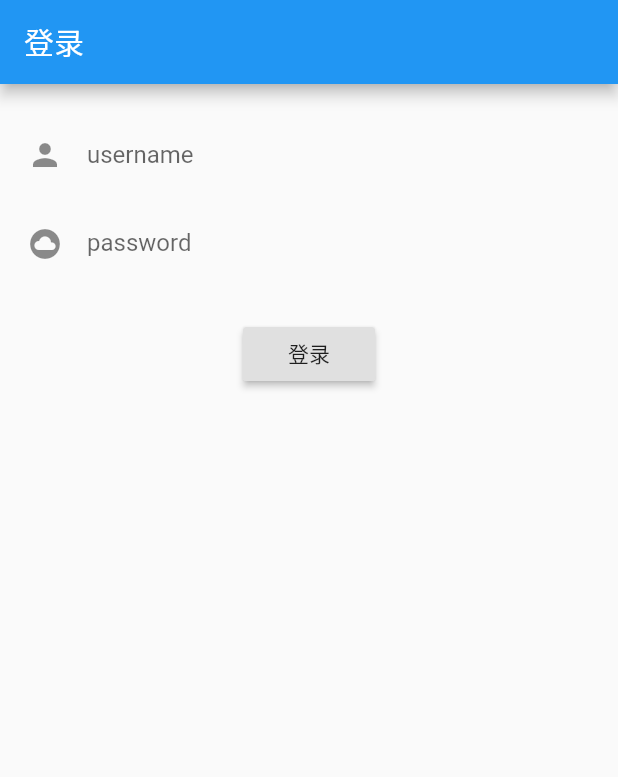
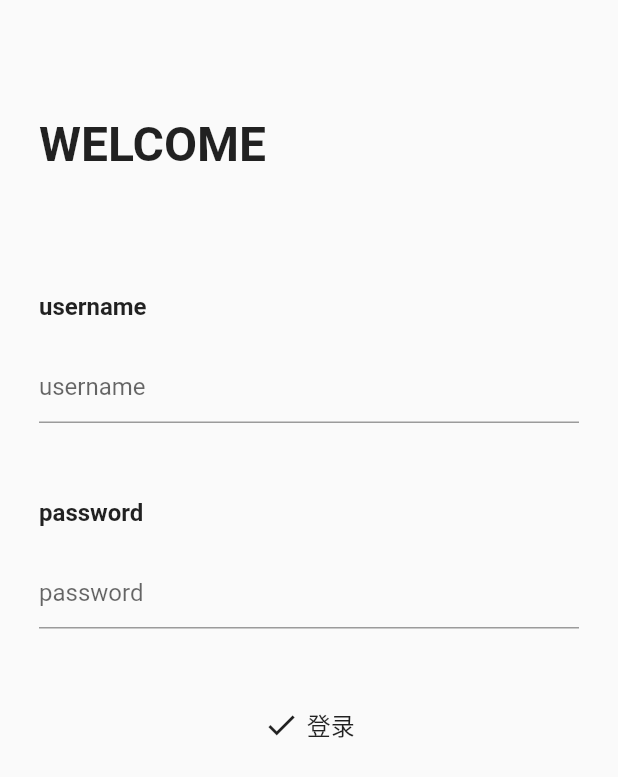
Before and after one commit to ZekunXu/ne_zha_yun_wei, a Flutter app: the screen it shows after launch, on a phone screen of 412 x 824 dp. Shown: the top 777 px of the screen. Run offline on Flutter 3.47's test engine with Material 2 defaults, Android fonts, the phone set to English and light mode, and no system bars; our stand-ins replace cookie_jar, dio, dio_cookie_manager, fluro, flutter_redux, fluttertoast and 1 more; missing offline and left inert: roslib; statements that could not run were skipped.

Commit message:
v0.0.20201206

```diff
--- a/lib/configs/configure_routes.dart
+++ b/lib/configs/configure_routes.dart
@@ -16,6 +16,5 @@ class MyRoutes {
 
     router.define(Routes.loginPage, handler: loginPageHandler);
     router.define(Routes.robotMainPage, handler: robotMainPageHandler);
-    router.define(Routes.newLoginPage, handler: newLoginPageHandler);
   }
 }
--- a/lib/main.dart
+++ b/lib/main.dart
@@ -1,4 +1,5 @@
 import 'package:dalu_robot/configs/configure_routes.dart';
+import 'package:dalu_robot/widgets/color_theme/my_theme.dart';
 import 'package:flutter/material.dart';
 import 'package:flutter_redux/flutter_redux.dart';
 import './pages/index.dart';
@@ -8,6 +9,7 @@ import 'package:fluro/fluro.dart';
 import './routers/routes.dart';
 import './routers/application.dart';
 import './services/session_service.dart';
+import 'widgets/color_theme/my_color.dart';
 
 void main() {
   runApp(MyApp());
@@ -57,7 +59,8 @@ class _MyAppState extends State<MyApp> {
         builder: (context, store) {
           return MaterialApp(
             debugShowCheckedModeBanner: false,
-            theme: store.state.themeState.themeData,
+            theme: ThemeData.light(),
+            darkTheme: myDarkTheme,
             home: IndexPage(),
             onGenerateRoute: Application.router.generator,
           );
--- a/lib/pages/index.dart
+++ b/lib/pages/index.dart
@@ -4,6 +4,7 @@ import 'package:flutter_redux/flutter_redux.dart';
 import './home/home.dart';
 import '../main_state.dart';
 import './me/me.dart';
+import './messages/message.dart';
 
 class IndexPage extends StatefulWidget {
   _IndexPageState createState() => _IndexPageState();
@@ -11,12 +12,14 @@ class IndexPage extends StatefulWidget {
 
 class _IndexPageState extends State<IndexPage> {
   final List<BottomNavigationBarItem> bottomNavigationBarItemList = [
-    BottomNavigationBarItem(icon: Icon(Icons.android), title: Text("首页")),
-    BottomNavigationBarItem(icon: Icon(Icons.person), title: Text("我的")),
+    BottomNavigationBarItem(icon: Icon(Icons.android), label: "首页"),
+    BottomNavigationBarItem(icon: Icon(Icons.message), label: "消息"),
+    BottomNavigationBarItem(icon: Icon(Icons.person), label: "我的"),
   ];
 
   final List<Widget> tabBodies = [
     HomePage(),
+    MessagePage(),
     MePage(),
   ];
 
@@ -29,12 +32,6 @@ class _IndexPageState extends State<IndexPage> {
         return store.state.sessionState.isLogin
             ? Scaffold(
           bottomNavigationBar: BottomNavigationBar(
-            unselectedIconTheme: IconThemeData(
-              color: Color.fromARGB(117, 117, 117, 1)
-            ),
-            selectedIconTheme: IconThemeData(
-              color: Color.fromARGB(63, 81, 181, 1)
-            ),
             items: this.bottomNavigationBarItemList,
             currentIndex: this.currentPageIndex,
             onTap: (int index){
--- a/lib/pages/session/login.dart
+++ b/lib/pages/session/login.dart
@@ -7,6 +7,8 @@ import '../../services/session_service.dart';
 import 'package:fluttertoast/fluttertoast.dart';
 import 'dart:convert';
 import '../index.dart';
+import '../../widgets/common_text_field.dart';
+import '../../widgets/common_button_with_icon.dart';
 
 
 class LoginPage extends StatefulWidget {
@@ -21,45 +23,60 @@ class _LoginPageState extends State<LoginPage> {
   Widget build(BuildContext context) {
 
     return Scaffold(
-      appBar: AppBar(
-        title: Text("登录"),
-      ),
-      body: SingleChildScrollView(
+      body: SafeArea(
+        child: SingleChildScrollView(
           child: Container(
-          padding: EdgeInsets.all(18),
+            padding: EdgeInsets.fromLTRB(26, 77, 26, 30),
             child: Column(
               children: [
-              TextField(
-                maxLines: 1,
-                decoration: InputDecoration(
-                  icon: Icon(Icons.person),
-                  labelText: "username",
-                  enabledBorder: InputBorder.none,
+                Container(
+                  width: double.maxFinite,
+                  padding: EdgeInsets.fromLTRB(0, 0, 0, 60),
+                  child: LoginPageTitle(
+                    text: "WELCOME",
+                    fontSize: 32,
                   ),
-                onChanged: (e){
-                  this.setState(() {
-                    loginInfo["username"] = e;
+                ),
+                Container(
+                  width: double.maxFinite,
+                  padding: EdgeInsets.fromLTRB(0, 20, 0, 20),
+                  child: LoginPageTitle(
+                    text: "username",
+                  ),
+                ),
+                MyTextField(
+                  hintText: "username",
+                  onChanged: (value){
+                    setState(() {
+                      this.loginInfo["username"] = value;
                     });
                   },
                 ),
-              TextField(
-                maxLines: 1,
-                decoration: InputDecoration(
-                  icon: Icon(Icons.cloud_circle),
-                  labelText: "password",
-                  enabledBorder: InputBorder.none,
+                Container(
+                  padding: EdgeInsets.fromLTRB(0, 50, 0, 0),
+                  width: double.maxFinite,
+                  child: LoginPageTitle(
+                    text: "password",
                   ),
-                onChanged: (e){
-                  this.loginInfo["password"] = e;
+                ),
+                Container(
+                  padding: EdgeInsets.fromLTRB(0, 20, 0, 20),
+                  child: MyTextField(
+                    hintText: "password",
+                    onChanged: (value){
+                      setState(() {
+                        this.loginInfo["password"] = value;
+                      });
                     },
+                  ),
                 ),
                 Container(
                   padding: EdgeInsets.fromLTRB(0, 20, 0, 0),
                   child: StoreConnector<MainState, _viewModel>(
                     converter: (store) => _viewModel.create(store),
                     builder: (context, viewModel){
-                    return RaisedButton(
-                      child: Text("登录"),
+                      return MyButtonWithIcon(
+                        text: "登录",
                         onPressed: (){
                           if(loginInfo["username"] == "" || loginInfo["password"] == ""){
                             Fluttertoast.showToast(msg: "请出入用户名或密码", textColor: Colors.white, backgroundColor: Colors.black);
@@ -89,6 +106,7 @@ class _LoginPageState extends State<LoginPage> {
             ),
           ),
         ),
+      ),
     );
   }
 }
@@ -114,3 +132,26 @@ class _viewModel {
     );
   }
 }
+
+class LoginPageTitle extends StatefulWidget {
+
+  final String text;
+  final double fontSize;
+
+  LoginPageTitle({Key key, @required this.text, this.fontSize}) : super(key: key);
+  _LoginPageTitleState createState ()=> _LoginPageTitleState();
+}
+
+class _LoginPageTitleState extends State<LoginPageTitle> {
+  @override
+  Widget build(BuildContext context) {
+    return Text(
+      widget.text,
+      textAlign: TextAlign.left,
+      style: TextStyle(
+          fontSize: widget.fontSize ?? 16,
+          fontWeight: FontWeight.bold),
+    );
+  }
+
+}
--- a/lib/routers/handler.dart
+++ b/lib/routers/handler.dart
@@ -2,7 +2,6 @@ import 'package:flutter/material.dart';
 import 'package:fluro/fluro.dart';
 import 'routes.dart';
 import '../pages/session/login.dart';
-import '../pages/session/new_login.dart';
 import '../pages/robot/robot_main.dart';
 
 
@@ -10,12 +9,6 @@ import '../pages/robot/robot_main.dart';
 Handler loginPageHandler = Handler(
   handlerFunc: (BuildContext context, Map<String, List<String>> params){
     return LoginPage();
-  }
-);
-
-Handler newLoginPageHandler = Handler(
-  handlerFunc: (BuildContext context, Map<String, List<String>> params) {
-    return NewLoginPage();
   }
 );
 
--- a/lib/widgets/color_theme/my_dark_theme.dart
+++ /dev/null
@@ -1 +0,0 @@
-import 'package:flutter/material.dart';
--- /dev/null
+++ b/lib/widgets/color_theme/my_theme.dart
@@ -0,0 +1,43 @@
+import 'package:flutter/material.dart';
+import 'my_color.dart';
+
+ThemeData myDarkTheme = ThemeData(
+  primarySwatch: MyColor.blue,
+  scaffoldBackgroundColor: Color.fromRGBO(47, 49, 53, 1.000),
+  brightness: Brightness.dark,
+  buttonTheme: ButtonThemeData(
+    textTheme: ButtonTextTheme.primary,
+  ),
+  cardTheme: CardTheme(
+    color: Color.fromRGBO(53, 56, 60, 1.000),
+    shape: RoundedRectangleBorder(
+      borderRadius: BorderRadius.all(Radius.circular(20.0)),
+    ),
+    elevation: 3.0,
+    shadowColor: Color.fromRGBO(0, 0, 0, 1.000),
+  ),
+  textTheme: TextTheme(
+    bodyText1: TextStyle(
+      color: Colors.white,
+    ),
+  ),
+  inputDecorationTheme: InputDecorationTheme(
+    contentPadding: EdgeInsets.symmetric(vertical: 16, horizontal: 20),
+    hintStyle: TextStyle(
+      color: Color.fromRGBO(197, 198, 199, 1.000),
+      fontSize: 16,
+    ),
+    enabledBorder: OutlineInputBorder(
+      borderSide: BorderSide(
+        color: Color.fromRGBO(125, 126, 131, 1.000),
+      ),
+      borderRadius: BorderRadius.circular(6.0),
+    ),
+    focusedBorder: OutlineInputBorder(
+      borderSide: BorderSide(
+        color: Color.fromRGBO(255, 255, 255, 1.000),
+      ),
+      borderRadius: BorderRadius.circular(6.0),
+    ),
+  ),
+);
--- /dev/null
+++ b/lib/widgets/common_button_with_icon.dart
@@ -0,0 +1,40 @@
+import 'package:flutter/material.dart';
+
+class MyButtonWithIcon extends StatefulWidget {
+
+  final Icon icon;
+  final String text;
+  final Function onPressed;
+
+
+  MyButtonWithIcon({Key key, this.icon, this.text, this.onPressed}) : super(key: key);
+  _MyButtonWithIconState createState ()=> _MyButtonWithIconState();
+}
+
+class _MyButtonWithIconState extends State<MyButtonWithIcon> {
+  @override
+  Widget build(BuildContext context) {
+    return FlatButton(
+      shape: RoundedRectangleBorder(
+          borderRadius: BorderRadius.circular(6.0)),
+      child: Row(
+        mainAxisAlignment: MainAxisAlignment.center,
+        children: [
+          Icon(
+            widget.icon ?? Icons.check,
+          ),
+          Padding(
+            padding: EdgeInsets.fromLTRB(5, 0, 0, 0),
+          ),
+          Text(
+            widget.text,
+            style: TextStyle(
+                fontSize: 16),
+          ),
+        ],
+      ),
+      onPressed: widget.onPressed,
+    );
+  }
+
+}
--- /dev/null
+++ b/lib/widgets/common_text_field.dart
@@ -0,0 +1,29 @@
+/// 这是自定义的输入框样式
+/// version: 1.0.0
+/// 最后修改日期: 2020年12月6日
+
+import 'package:flutter/material.dart';
+
+class MyTextField extends StatefulWidget {
+  /// [hintText] 是未输入时候的提示文字，为必填项 @required，继承自 [TextField] 的相同方法
+  /// [onChanged] 是用户的输入过程中处理变化的方法，继承自 [TextField] 的相同方法
+  final String hintText;
+  final Function onChanged;
+
+  MyTextField({Key key, @required this.hintText, this.onChanged})
+      : super(key: key);
+  _MyTextField createState() => _MyTextField();
+}
+
+class _MyTextField extends State<MyTextField> {
+  @override
+  Widget build(BuildContext context) {
+    return TextField(
+      style: TextStyle(fontSize: 16),
+      decoration: InputDecoration(
+        hintText: widget.hintText,
+      ),
+      onChanged: widget.onChanged,
+    );
+  }
+}
--- a/pubspec.yaml
+++ b/pubspec.yaml
@@ -62,8 +62,8 @@ flutter:
   uses-material-design: true
 
   # To add assets to your application, add an assets section, like this:
-  # assets:
-  #   - images/a_dot_burr.jpeg
+  assets:
+    - assets/images/
   #   - images/a_dot_ham.jpeg
 
   # An image asset can refer to one or more resolution-specific "variants", see
```
Also changed, not shown: lib/pages/home/home.dart (+7 -10 lines), lib/pages/me/me.dart (+2 -6 lines), lib/pages/messages/message.dart (added, +27 -0 lines), lib/pages/session/new_login.dart (deleted, +0 -40 lines), lib/widgets/common_card.dart (+5 -6 lines), 3 other files. Lines whose indentation alone changed are shown as unchanged.
